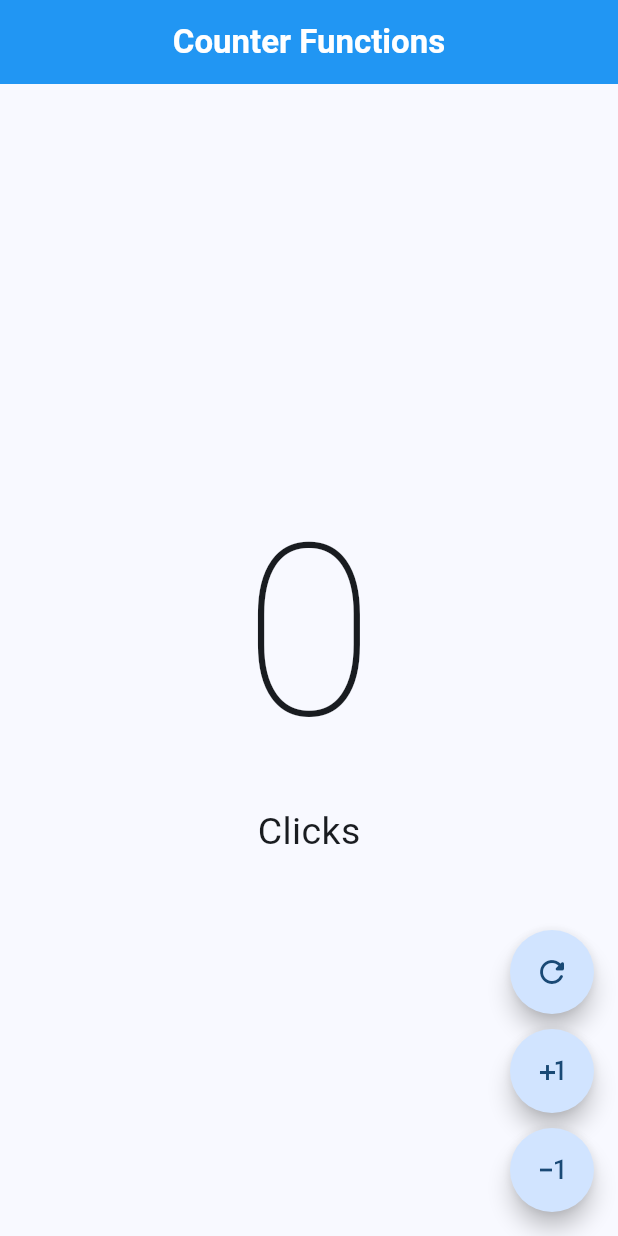
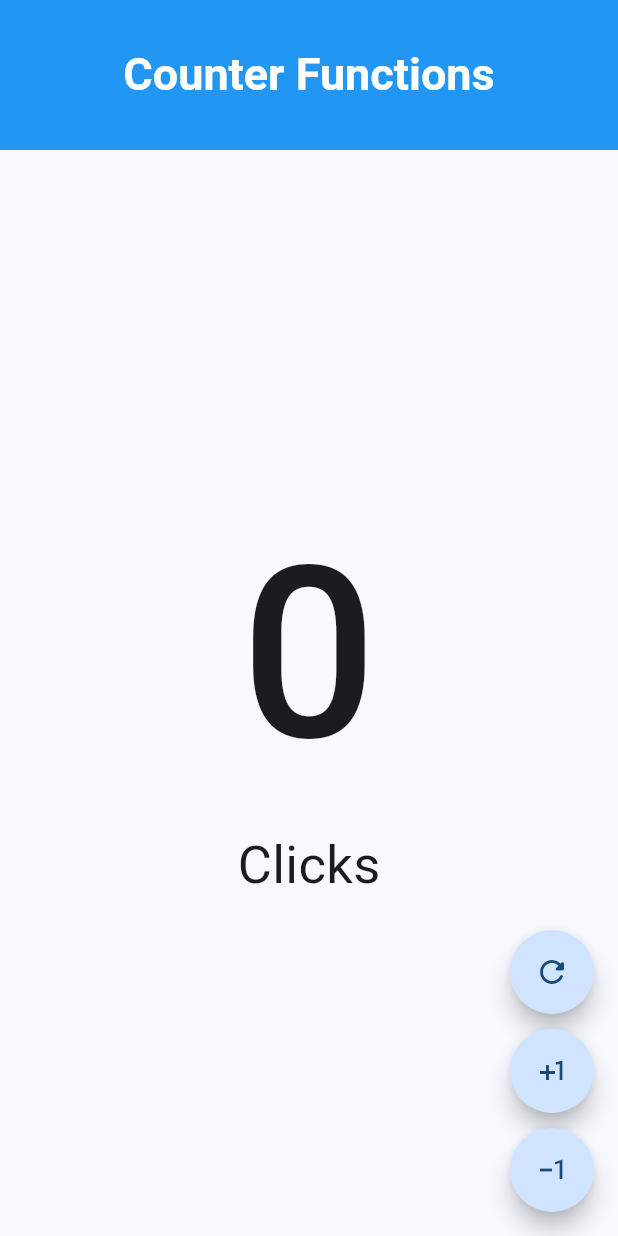
Before and after one commit to fernandoiosono/hello_world_flutter, a Flutter app: the screen it shows after launch, after a tap on the "exposure minus 1" icon, on a phone screen of 412 x 824 dp. Run offline on Flutter 3.47's test engine with Material 3 defaults, Android fonts, the phone set to English and light mode, and no system bars.

Commit message:
Design Modifications

```diff
--- a/lib/presentation/screens/counter/counter_functions_screen.dart
+++ b/lib/presentation/screens/counter/counter_functions_screen.dart
@@ -16,20 +16,20 @@ class _CounterFunctionsScreenState extends State<CounterFunctionsScreen> {
 
   void _incrementCounter() => setState(() => clickCounter++);
 
-  void _decrementCounter() {
-    if (clickCounter == 0) return;
-
-    setState(() => clickCounter--);
-  }
+  void _decrementCounter() { if (clickCounter > 0) setState(() => clickCounter--); }
 
   @override
   Widget build(BuildContext context) {
     return Scaffold(
       appBar: AppBar(
+        toolbarHeight: 100,
         centerTitle: true,
         title: const Text(
           'Counter Functions',
-          style: TextStyle(fontWeight: FontWeight.bold, color: Colors.white),
+          style: TextStyle(
+            fontSize: 30,
+            fontWeight: FontWeight.bold,
+            color: Colors.white),
         ),
         backgroundColor: Colors.blue
       ),
@@ -42,12 +42,12 @@ class _CounterFunctionsScreenState extends State<CounterFunctionsScreen> {
               '$clickCounter',
               style: const TextStyle(
                 fontSize: 160,
-                fontWeight: FontWeight.w100,
+                fontWeight: FontWeight.w500,
               ),
             ),
             Text(
               clickLabel,
-              style: const TextStyle(fontSize: 25),
+              style: const TextStyle(fontSize: 35),
             ),
           ],
         ),
```
